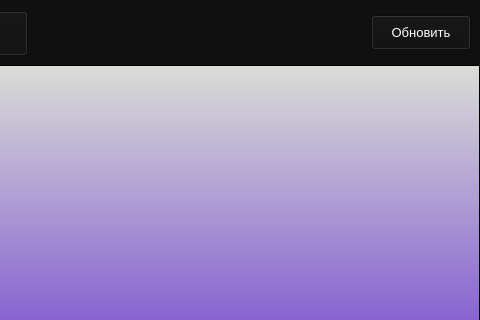
Qt form waveful-desktop/resources/UI/main_formUI.ui (Rashitov-S/waveful-desktop) before a commit; both pictures show x 800 to 1280 and y 0 to 320 of the 1280 by 720 pixel window.
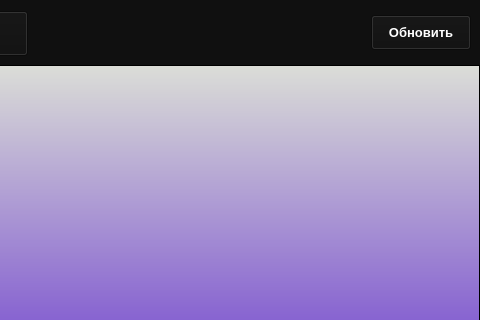
The same form after that commit.

What changed in the file:
```diff
--- a/waveful-desktop/resources/UI/main_formUI.ui
+++ b/waveful-desktop/resources/UI/main_formUI.ui
@@ -204,6 +204,8 @@
          <property name="font">
           <font>
            <pointsize>10</pointsize>
+           <weight>75</weight>
+           <bold>true</bold>
           </font>
          </property>
          <property name="styleSheet">
```
Left out of the diff: 6 changed lines with no effect on the pictures.
